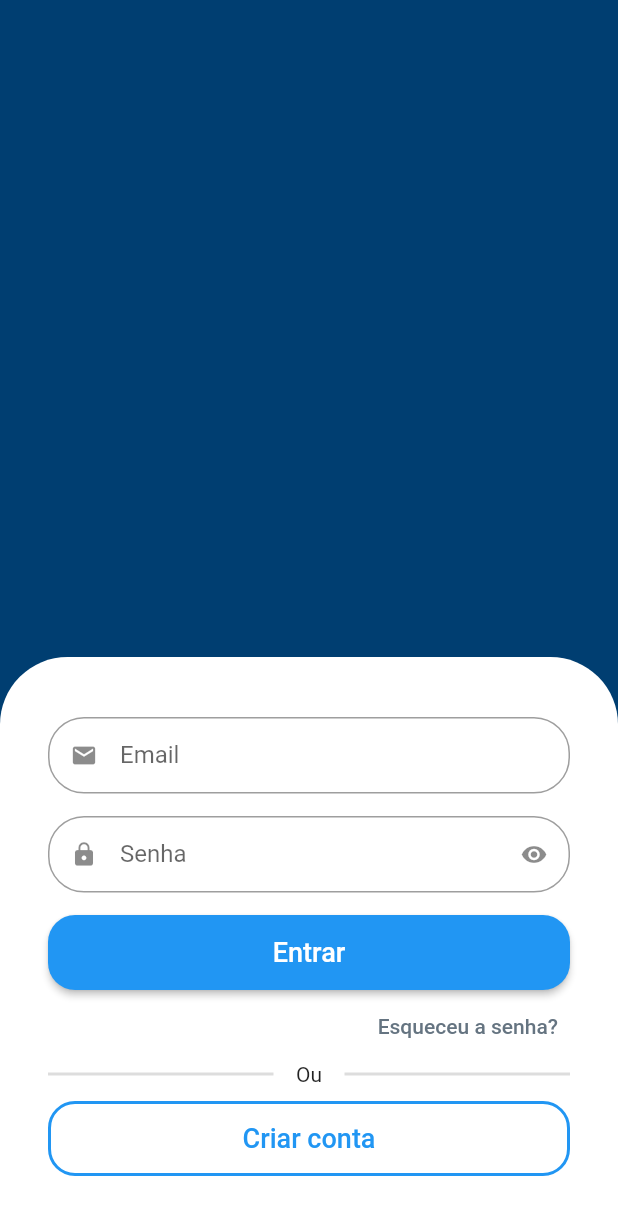
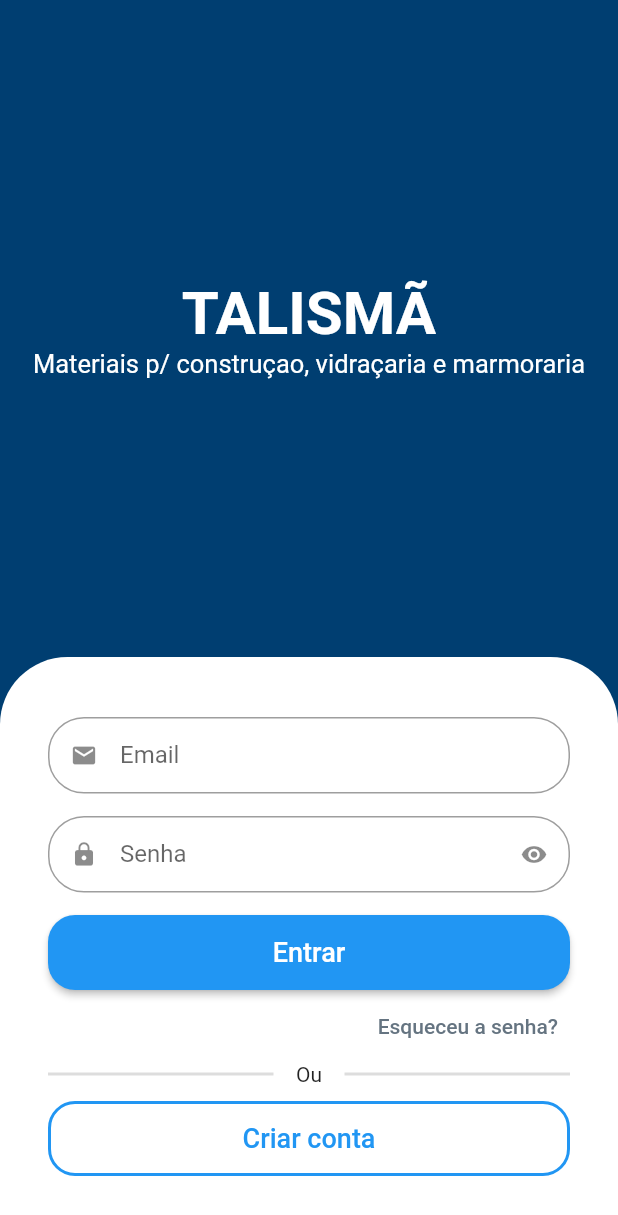
Before and after one commit to MatheusBrandao525/loja_online_com_flutter, a Flutter app: the screen it shows after launch, on a phone screen of 412 x 824 dp. Shown: the top 1215 px of the screen. Run offline on Flutter 3.47's test engine with Material 2 defaults, Android fonts, the phone set to English and light mode, and no system bars.

Commit message:
Trabalhando a tela de login do app

```diff
--- a/lib/src/auth/sign_in_screen.dart
+++ b/lib/src/auth/sign_in_screen.dart
@@ -1,4 +1,5 @@
 import 'package:flutter/material.dart';
+import 'package:loja_online/main.dart';
 import 'package:loja_online/src/auth/components/custom_text_field.dart';
 
 class SignInScreen extends StatelessWidget {
@@ -10,8 +11,27 @@ class SignInScreen extends StatelessWidget {
       backgroundColor: const Color.fromARGB(255, 0, 62, 113),
       body: Column(children: [
         Expanded(
-          child: Container(),
+          child: Column(
+            mainAxisAlignment: MainAxisAlignment.center,
+            children: const [
+              Text(
+                'TALISMÃ',
+                style: TextStyle(
+                    fontSize: 40,
+                    fontWeight: FontWeight.bold,
+                    color: Colors.white
+                    /* color: Color.fromARGB(255, 5, 39, 67), */
+                    ),
+              ),
+              Text(
+                'Materiais p/ construçao, vidraçaria e marmoraria',
+                style: TextStyle(color: Colors.white, fontSize: 17),
+              ),
+            ],
+          ),
         ),
+
+        // Formulario de login
         Container(
           padding: const EdgeInsets.symmetric(
             horizontal: 32,
@@ -53,6 +73,8 @@ class SignInScreen extends StatelessWidget {
                   ),
                 ),
               ),
+
+              // Botao esqueceu a senha
               Align(
                 alignment: Alignment.centerRight,
                 child: TextButton(
@@ -64,6 +86,7 @@ class SignInScreen extends StatelessWidget {
                 ),
               ),
 
+              // Divisor
               Padding(
                 padding: const EdgeInsets.only(bottom: 10),
                 child: Row(
--- a/pubspec.yaml
+++ b/pubspec.yaml
@@ -34,6 +34,7 @@ dependencies:
   # The following adds the Cupertino Icons font to your application.
   # Use with the CupertinoIcons class for iOS style icons.
   cupertino_icons: ^1.0.2
+  animated_text_kit: ^4.2.2
 
 dev_dependencies:
   flutter_test:
```
Also changed, not shown: pubspec.lock.
